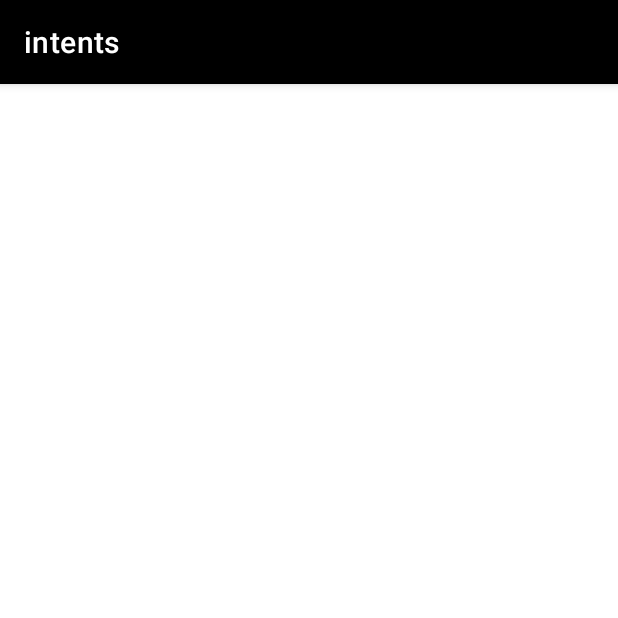
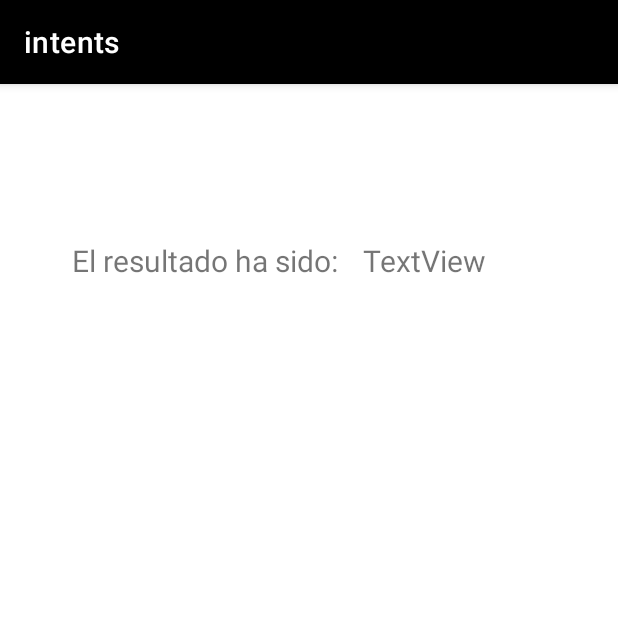
Before and after one commit to lord-47/AppLAB, an Android app: the Resultado screen opened directly, with no data from a screen before it, on a phone screen of 412 x 824 dp, the top half of it. Run offline under Robolectric (Android 15) with nearby library versions, the phone set to English and light mode, and no system bars; 1 statement that could not run was skipped.

Commit message:
Auto stash before merge of "main" and "origin/main"

```diff
--- a/app/src/main/java/com/example/intents/P5.java
+++ b/app/src/main/java/com/example/intents/P5.java
@@ -36,7 +36,7 @@ public class P5 extends AppCompatActivity {
     public void Siguiente(View view) {
         if (Contestado) {
             Intent Volver = new Intent(this, Resultado.class);
-            Volver.putExtra("puntuacion",contador);
+            Volver.putExtra("puntuacion", contador);
             startActivity(Volver);
         }
         else {
--- a/app/src/main/java/com/example/intents/Resultado.java
+++ b/app/src/main/java/com/example/intents/Resultado.java
@@ -3,14 +3,22 @@ package com.example.intents;
 import androidx.appcompat.app.AppCompatActivity;
 
 import android.os.Bundle;
+import android.view.View;
+import android.view.ViewGroup;
+import android.widget.TextView;
 
 public class Resultado extends AppCompatActivity {
-    int contador;
+
     @Override
     protected void onCreate(Bundle savedInstanceState) {
         super.onCreate(savedInstanceState);
         setContentView(R.layout.activity_rwsultado);
         contador= getIntent().getIntExtra("puntuacion",0);
-  }
 
+    }
+
+    public void showResult (View view){
+        TextView result = (TextView) findViewById(R.id.result);
+        result.setText(String.valueOf(contador));
+    }
 }
--- a/app/src/main/res/layout/activity_rwsultado.xml
+++ b/app/src/main/res/layout/activity_rwsultado.xml
@@ -6,4 +6,27 @@
     android:layout_height="match_parent"
     tools:context=".Resultado">
 
+    <TextView
+        android:id="@+id/textView"
+        android:layout_width="wrap_content"
+        android:layout_height="wrap_content"
+        android:layout_marginStart="48dp"
+        android:layout_marginTop="104dp"
+        android:text="El resultado ha sido:"
+        android:textSize="20sp"
+        app:layout_constraintStart_toStartOf="parent"
+        app:layout_constraintTop_toTopOf="parent" />
+
+    <TextView
+        android:id="@+id/result"
+        android:layout_width="wrap_content"
+        android:layout_height="wrap_content"
+        android:layout_marginTop="104dp"
+        android:text="TextView"
+        android:textSize="20sp"
+        app:layout_constraintEnd_toEndOf="parent"
+        app:layout_constraintHorizontal_bias="0.16"
+        app:layout_constraintStart_toEndOf="@+id/textView"
+        app:layout_constraintTop_toTopOf="parent" />
+
 </androidx.constraintlayout.widget.ConstraintLayout>
```
